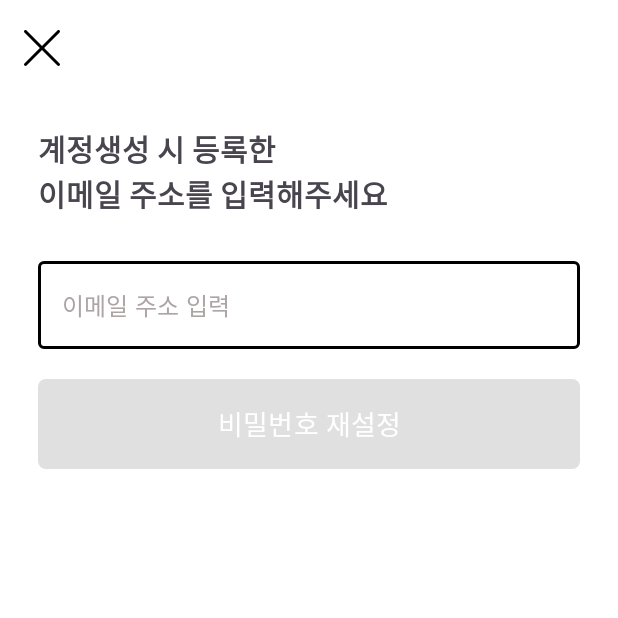
After one commit to youuungh/RemindPassword, an Android app: the ResetPasswordActivity screen opened directly, with no data from a screen before it, on a phone screen of 412 x 824 dp, the top half of it. The commit adds this screen. Run offline under Robolectric (Android 15) with nearby library versions, the phone set to English and light mode, and no system bars; our stand-ins replace Firebase (no records; nobody signed in at launch, a user with empty details on screens opened directly).

Commit message:
비밀번호 관리자

```diff
--- /dev/null
+++ b/app/src/main/java/com/example/passwordmanager/ResetPasswordActivity.java
@@ -0,0 +1,107 @@
+package com.example.passwordmanager;
+
+import androidx.annotation.NonNull;
+import androidx.appcompat.app.AppCompatActivity;
+
+import android.os.Bundle;
+import android.text.Editable;
+import android.text.TextWatcher;
+import android.util.Patterns;
+import android.view.View;
+import android.view.WindowManager;
+import android.view.inputmethod.InputMethodManager;
+import android.widget.Button;
+import android.widget.ProgressBar;
+import android.widget.Toast;
+
+import com.google.android.gms.tasks.OnCompleteListener;
+import com.google.android.gms.tasks.Task;
+import com.google.android.material.appbar.MaterialToolbar;
+import com.google.android.material.textfield.TextInputEditText;
+import com.google.android.material.textfield.TextInputLayout;
+import com.google.firebase.auth.FirebaseAuth;
+
+public class ResetPasswordActivity extends AppCompatActivity {
+    TextInputLayout layout_reset;
+    TextInputEditText edt_reset;
+    MaterialToolbar mToolbar;
+    Button button;
+    ProgressBar progressBar;
+
+    @Override
+    protected void onCreate(Bundle savedInstanceState) {
+        super.onCreate(savedInstanceState);
+        setContentView(R.layout.activity_reset_password);
+
+        mToolbar = findViewById(R.id.reset_toolbar);
+        setSupportActionBar(mToolbar);
+        getSupportActionBar().setDisplayShowTitleEnabled(false);
+        mToolbar.setNavigationOnClickListener(v -> {
+            onBackPressed();
+        });
+
+        layout_reset = findViewById(R.id.reset_layout_email);
+        edt_reset = findViewById(R.id.reset_email);
+        edt_reset.requestFocus();
+        getWindow().setSoftInputMode(WindowManager.LayoutParams.SOFT_INPUT_STATE_VISIBLE);
+        edt_reset.addTextChangedListener(new fPasswordTextWatcher(edt_reset));
+
+        button = findViewById(R.id.reset_button);
+        progressBar = findViewById(R.id.reset_progressBar);
+    }
+
+    private void resetInFirebase(String email) {
+        resetChangeInProgress(true);
+        FirebaseAuth fAuth = FirebaseAuth.getInstance();
+        fAuth.sendPasswordResetEmail(email)
+                .addOnCompleteListener(this, task -> {
+                    resetChangeInProgress(false);
+                    if (task.isSuccessful()) {
+                        Utility.showToast(ResetPasswordActivity.this, "이메일을 발송했습니다");
+                        finish();
+                    } else {
+                        Utility.showSnack(findViewById(R.id.resetScreen), "계정 정보를 찾을 수 없습니다");
+                    }
+                });
+    }
+
+    private void resetChangeInProgress(boolean inProgress) {
+        if (inProgress) {
+            progressBar.setVisibility(View.VISIBLE);
+            edt_reset.clearFocus();
+        } else {
+            progressBar.setVisibility(View.GONE);
+        }
+    }
+
+    private class fPasswordTextWatcher implements TextWatcher {
+        private View v;
+
+        private fPasswordTextWatcher(View v) {
+            this.v = v;
+        }
+
+        @Override
+        public void beforeTextChanged(CharSequence s, int start, int count, int after) {
+
+        }
+
+        @Override
+        public void onTextChanged(CharSequence s, int start, int before, int count) {
+            String fPasswordInput = edt_reset.getText().toString().trim();
+
+            button.setEnabled(Patterns.EMAIL_ADDRESS.matcher(fPasswordInput).matches());
+            button.setOnClickListener(v -> {
+                InputMethodManager manager = (InputMethodManager) getSystemService(INPUT_METHOD_SERVICE);
+                manager.hideSoftInputFromWindow(getCurrentFocus().getWindowToken(), InputMethodManager.HIDE_NOT_ALWAYS);
+
+                resetInFirebase(fPasswordInput);
+            });
+        }
+
+        @Override
+        public void afterTextChanged(Editable s) {
+
+        }
+    }
+}
--- a/app/src/main/res/drawable/ic_clear_text.xml
+++ b/app/src/main/res/drawable/ic_clear_text.xml
@@ -1,5 +1,16 @@
-<vector android:height="24dp" android:viewportHeight="24"
-    android:viewportWidth="24" android:width="24dp" xmlns:android="http://schemas.android.com/apk/res/android">
-    <path android:fillColor="#FF000000" android:pathData="M16,8a1,1 0,0 0,-1.414 0L12,10.586 9.414,8A1,1 0,0 0,8 9.414L10.586,12 8,14.586A1,1 0,0 0,9.414 16L12,13.414 14.586,16A1,1 0,0 0,16 14.586L13.414,12 16,9.414A1,1 0,0 0,16 8Z"/>
-    <path android:fillColor="#FF000000" android:pathData="M12,0A12,12 0,1 0,24 12,12.013 12.013,0 0,0 12,0ZM12,22A10,10 0,1 1,22 12,10.011 10.011,0 0,1 12,22Z"/>
+<vector xmlns:android="http://schemas.android.com/apk/res/android"
+    android:width="24dp"
+    android:height="24dp"
+    android:viewportWidth="24"
+    android:viewportHeight="24">
+  <group>
+    <clip-path
+        android:pathData="M0,0h24v24h-24z"/>
+    <path
+        android:pathData="M16,8C15.812,7.813 15.558,7.707 15.293,7.707C15.028,7.707 14.774,7.813 14.586,8L12,10.586L9.414,8C9.225,7.818 8.973,7.717 8.711,7.72C8.448,7.722 8.198,7.827 8.012,8.012C7.827,8.198 7.722,8.449 7.719,8.711C7.717,8.973 7.818,9.226 8,9.414L10.586,12L8,14.586C7.818,14.775 7.717,15.027 7.719,15.29C7.722,15.552 7.827,15.803 8.012,15.988C8.198,16.173 8.448,16.279 8.711,16.281C8.973,16.283 9.225,16.182 9.414,16L12,13.414L14.586,16C14.774,16.182 15.027,16.283 15.289,16.281C15.552,16.279 15.802,16.173 15.988,15.988C16.173,15.803 16.278,15.552 16.281,15.29C16.283,15.027 16.182,14.775 16,14.586L13.414,12L16,9.414C16.187,9.227 16.293,8.972 16.293,8.707C16.293,8.442 16.187,8.188 16,8Z"
+        android:fillColor="#000000"/>
+    <path
+        android:pathData="M12,0C9.627,0 7.307,0.704 5.333,2.022C3.36,3.341 1.822,5.215 0.913,7.408C0.005,9.601 -0.232,12.013 0.231,14.341C0.694,16.669 1.836,18.807 3.515,20.485C5.193,22.163 7.331,23.306 9.659,23.769C11.987,24.232 14.399,23.995 16.592,23.087C18.785,22.178 20.659,20.64 21.978,18.667C23.296,16.694 24,14.373 24,12C23.997,8.818 22.731,5.768 20.482,3.519C18.232,1.269 15.182,0.003 12,0V0ZM12,22C10.022,22 8.089,21.413 6.444,20.315C4.8,19.216 3.518,17.654 2.761,15.827C2.004,14 1.806,11.989 2.192,10.049C2.578,8.109 3.53,6.327 4.929,4.929C6.327,3.53 8.109,2.578 10.049,2.192C11.989,1.806 14,2.004 15.827,2.761C17.654,3.518 19.216,4.8 20.315,6.444C21.413,8.089 22,10.022 22,12C21.997,14.651 20.943,17.193 19.068,19.068C17.193,20.943 14.651,21.997 12,22Z"
+        android:fillColor="#000000"/>
+  </group>
 </vector>
--- a/app/src/main/res/layout/activity_login.xml
+++ b/app/src/main/res/layout/activity_login.xml
@@ -138,6 +138,7 @@
                 android:gravity="center_horizontal">
 
                 <TextView
+                    android:id="@+id/tv_reset"
                     android:layout_width="0dp"
                     android:layout_height="wrap_content"
                     android:layout_weight="1"
--- /dev/null
+++ b/app/src/main/res/layout/activity_reset_password.xml
@@ -0,0 +1,109 @@
+<?xml version="1.0" encoding="utf-8"?>
+<androidx.constraintlayout.widget.ConstraintLayout xmlns:android="http://schemas.android.com/apk/res/android"
+    xmlns:app="http://schemas.android.com/apk/res-auto"
+    xmlns:tools="http://schemas.android.com/tools"
+    android:layout_width="match_parent"
+    android:layout_height="match_parent"
+    android:background="@color/white">
+
+    <com.google.android.material.appbar.AppBarLayout
+        android:id="@+id/reset_layout_appbar"
+        android:layout_width="match_parent"
+        android:layout_height="wrap_content"
+        app:elevation="0dp"
+        app:layout_constraintTop_toTopOf="parent">
+
+        <com.google.android.material.appbar.MaterialToolbar
+            android:id="@+id/reset_toolbar"
+            android:layout_width="match_parent"
+            android:layout_height="?attr/actionBarSize"
+            android:background="@color/white"
+            app:navigationIcon="@drawable/ic_close"/>
+    </com.google.android.material.appbar.AppBarLayout>
+
+    <FrameLayout
+        android:layout_width="match_parent"
+        android:layout_height="0dp"
+        app:layout_constraintBottom_toBottomOf="parent"
+        app:layout_constraintTop_toBottomOf="@+id/reset_layout_appbar"
+        android:id="@+id/resetScreen">
+
+        <LinearLayout
+            android:layout_width="match_parent"
+            android:layout_height="match_parent"
+            android:paddingLeft="25dp"
+            android:paddingRight="25dp"
+            android:orientation="vertical">
+
+            <TextView
+                android:layout_width="wrap_content"
+                android:layout_height="wrap_content"
+                android:layout_marginTop="20dp"
+                android:text="계정생성 시 등록한\n이메일 주소를 입력해주세요"
+                android:textSize="20sp"
+                android:textStyle="bold"/>
+
+            <com.google.android.material.textfield.TextInputLayout
+                android:id="@+id/reset_layout_email"
+                style="@style/Widget.MaterialComponents.TextInputLayout.OutlinedBox"
+                android:layout_width="match_parent"
+                android:layout_height="wrap_content"
+                android:layout_marginTop="30dp"
+                android:padding="0dp"
+                android:theme="@style/Theme.MaterialComponents.Light.NoActionBar"
+                android:focusableInTouchMode="true"
+                app:endIconMode="clear_text"
+                app:endIconDrawable="@drawable/ic_clear_text"
+                app:boxStrokeColor="@color/black"
+                app:boxStrokeWidthFocused="2dp"
+                app:boxStrokeErrorColor="?attr/colorError"
+                app:hintEnabled="false"
+                app:errorEnabled="false">
+
+                <com.google.android.material.textfield.TextInputEditText
+                    android:id="@+id/reset_email"
+                    style="@style/Widget.MaterialComponents.TextInputEditText.OutlinedBox"
+                    android:layout_width="match_parent"
+                    android:layout_height="wrap_content"
+                    android:hint="이메일 주소 입력"
+                    android:fontFamily="@font/dm_sans"
+                    android:inputType="textEmailAddress"
+                    android:longClickable="false"
+                    android:textColorHint="#ADA4A5"
+                    android:textAppearance="@style/TextAppearance.Material3.TitleMedium"/>
+            </com.google.android.material.textfield.TextInputLayout>
+
+            <RelativeLayout
+                android:layout_width="match_parent"
+                android:layout_height="wrap_content"
+                android:layout_marginTop="20dp">
+
+                <com.google.android.material.button.MaterialButton
+                    android:id="@+id/reset_button"
+                    android:layout_width="match_parent"
+                    android:layout_height="60dp"
+                    android:gravity="center_horizontal|center_vertical"
+                    app:backgroundTint="@null"
+                    android:background="@drawable/flag_login_button"
+                    android:text="비밀번호 재설정"
+                    android:textColor="#FFFFFF"
+                    android:textSize="18sp"
+                    android:enabled="false"/>
+
+                <ProgressBar
+                    android:id="@+id/reset_progressBar"
+                    style="?android:attr/progressBarStyle"
+                    android:layout_width="30dp"
+                    android:layout_height="60dp"
+                    android:layout_centerInParent="true"
+                    android:translationZ="2dp"
+                    android:visibility="invisible"
+                    android:indeterminateTint="@color/white"
+                    android:progressDrawable="@drawable/custom_progressbar"
+                    android:layout_marginEnd="15dp"
+                    android:layout_alignParentRight="true"/>
+            </RelativeLayout>
+        </LinearLayout>
+    </FrameLayout>
+
+</androidx.constraintlayout.widget.ConstraintLayout>
```
Also changed, not shown: app/src/main/AndroidManifest.xml (+8 -4 lines), app/src/main/java/com/example/passwordmanager/LoginActivity.java (+14 -6 lines), app/src/main/java/com/example/passwordmanager/SignUpActivity.java (+18 -15 lines).
